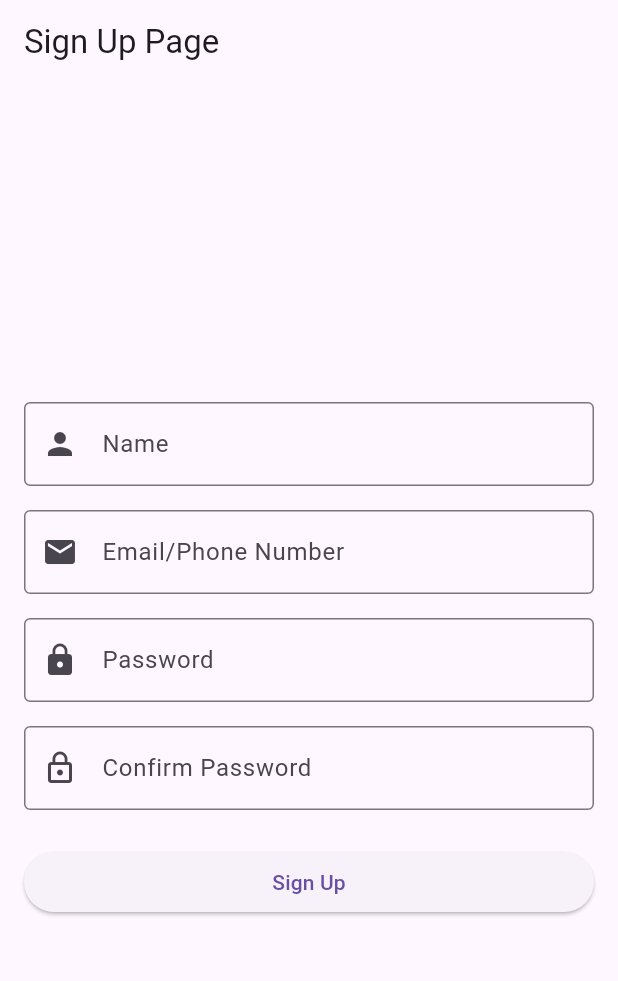
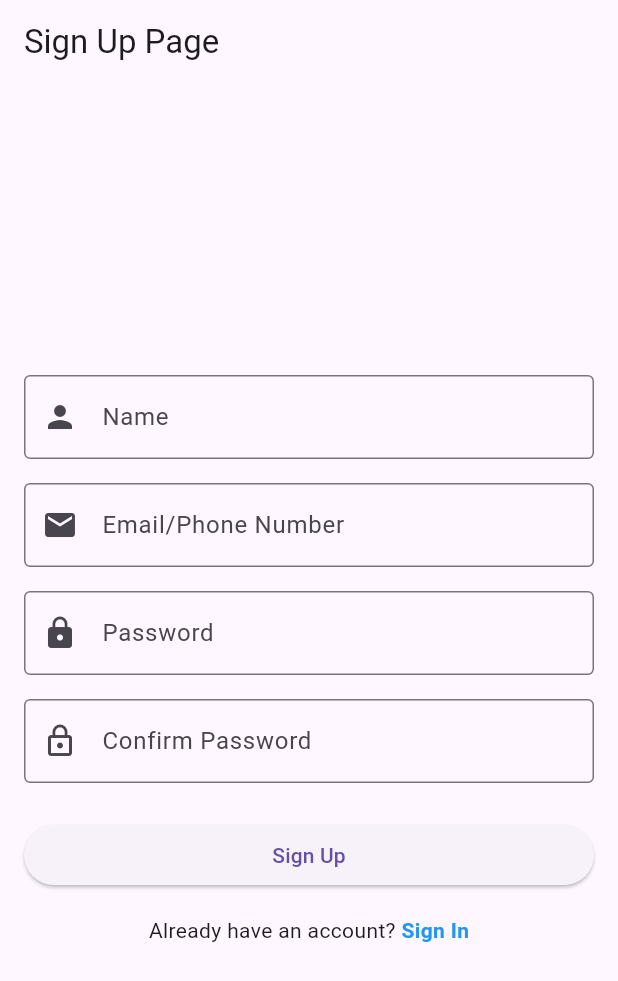
Before and after one commit to zegment-datalabs/VAN-App, a Flutter app: the screen it shows after launch, on a phone screen of 412 x 824 dp. Shown: the top 981 px of the screen. Run offline on Flutter 3.47's test engine with Material 3 defaults, Android fonts, the phone set to English and light mode, and no system bars.

Commit message:
Update signup_page.dart

```diff
--- a/lib/signup_page.dart
+++ b/lib/signup_page.dart
@@ -27,6 +27,13 @@ class _SignUpPageState extends State<SignUpPage> {
         MaterialPageRoute(builder: (context) => const LoginPage()),
       );
     }
+  }
+
+  void _navigateToSignIn() {
+    Navigator.push(
+      context,
+      MaterialPageRoute(builder: (context) => const LoginPage()),
+    );
   }
 
   @override
@@ -122,6 +129,23 @@ class _SignUpPageState extends State<SignUpPage> {
                   child: const Text('Sign Up'),
                 ),
               ),
+              const SizedBox(height: 16.0),
+              Row(
+                mainAxisAlignment: MainAxisAlignment.center,
+                children: [
+                  const Text("Already have an account? "),
+                  GestureDetector(
+                    onTap: _navigateToSignIn,
+                    child: const Text(
+                      "Sign In",
+                      style: TextStyle(
+                        color: Colors.blue,
+                        fontWeight: FontWeight.bold,
+                      ),
+                    ),
+                  ),
+                ],
+              ),
             ],
           ),
         ),
```
